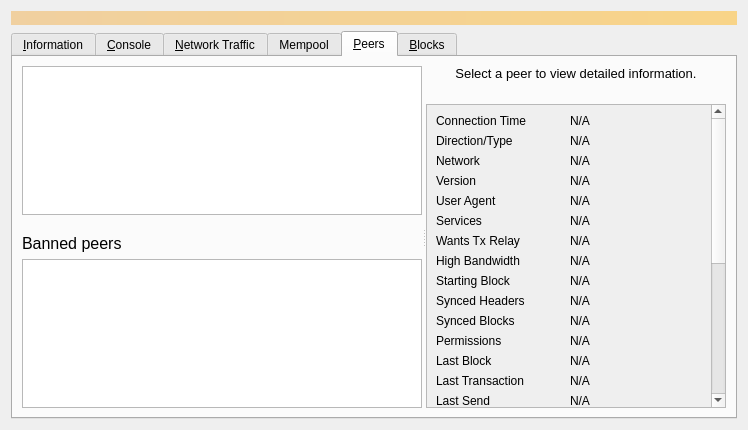
First picture: the form in src/qt/forms/debugwindow.ui, repository rebroad/bitcoin, before the edit.
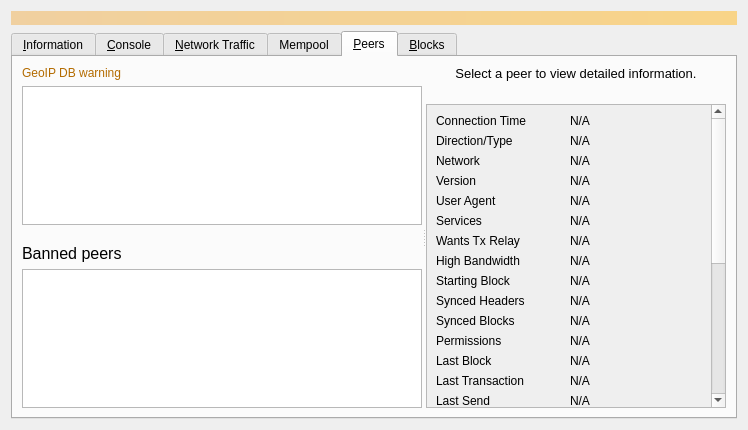
Second picture: the form after the edit. The open tabs and pages were chosen to show the change. Icons and pictures are not drawn. Custom widgets are drawn as their Qt base class.

Commit message: GeoIP stale warning

What changed in the file:
```diff
--- a/src/qt/forms/debugwindow.ui
+++ b/src/qt/forms/debugwindow.ui
@@ -919,6 +919,22 @@
            </size>
           </property>
           <layout class="QVBoxLayout" name="verticalLayout_7">
+           <item>
+            <widget class="QLabel" name="geoipStatusLabel">
+             <property name="visible">
+              <bool>false</bool>
+             </property>
+             <property name="styleSheet">
+              <string notr="true">QLabel { color: #b36b00; }</string>
+             </property>
+             <property name="text">
+              <string>GeoIP DB warning</string>
+             </property>
+             <property name="wordWrap">
+              <bool>true</bool>
+             </property>
+            </widget>
+           </item>
            <item>
             <widget class="QTableView" name="peerWidget">
              <property name="tabKeyNavigation">
```
The commit also changes 5 other files.
